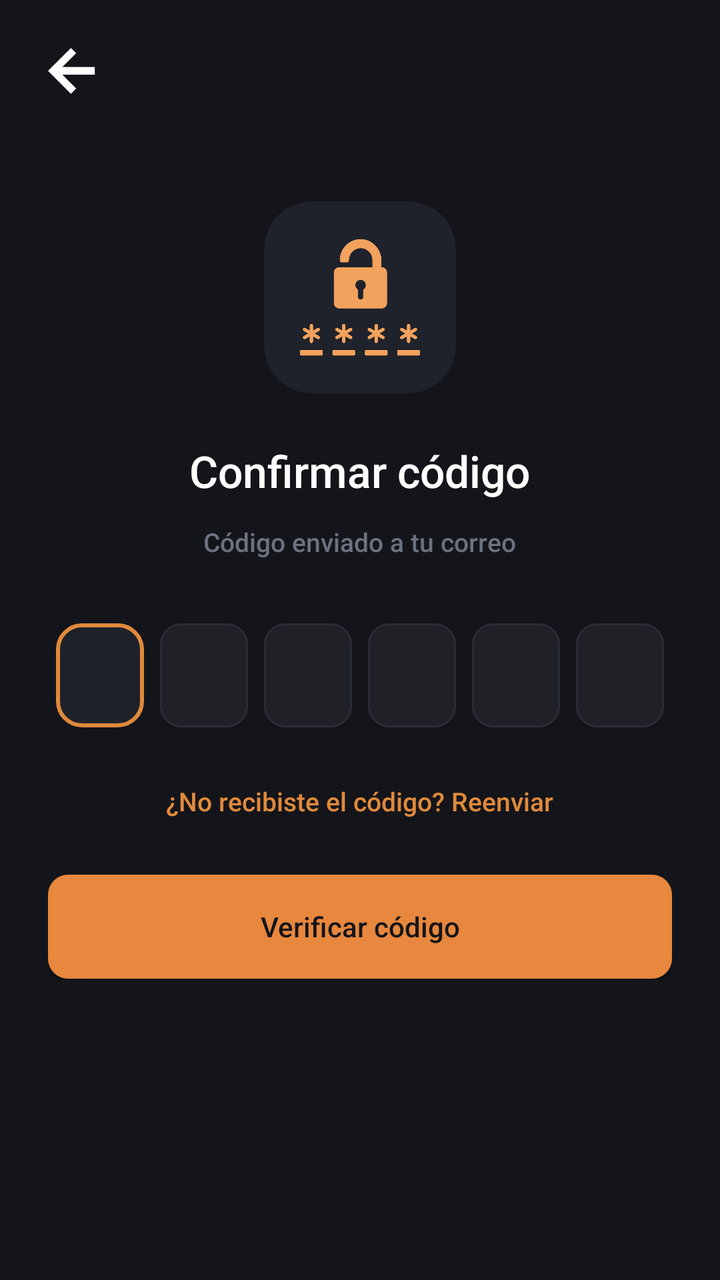
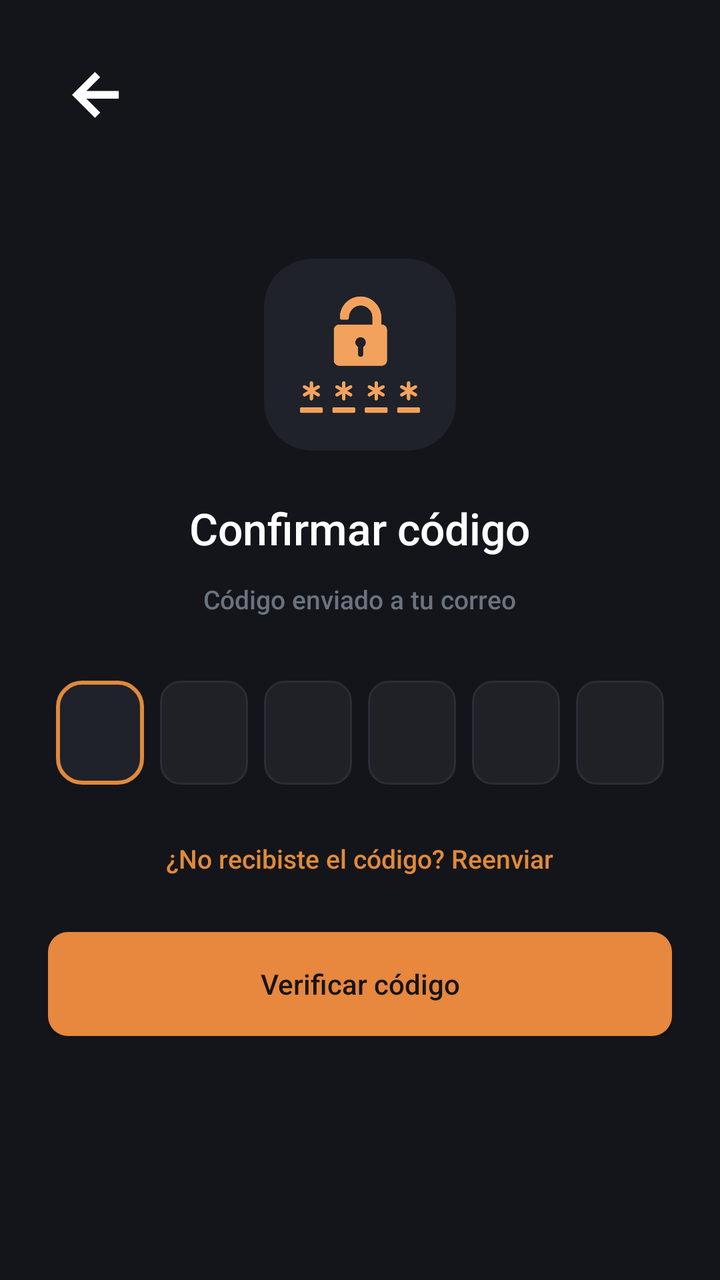

The first picture is an Android layout as it rendered before a commit; the second is the same layout after the commit. The layout source and the unified diff follow.
<!-- AndroidManifest.xml: application theme Theme.MyApplication -->
<!-- res/layout/activity_verify_code.xml -->
<?xml version="1.0" encoding="utf-8"?>
<androidx.constraintlayout.widget.ConstraintLayout xmlns:android="http://schemas.android.com/apk/res/android"
    xmlns:app="http://schemas.android.com/apk/res-auto"
    android:layout_width="match_parent"
    android:layout_height="match_parent"
    android:background="#14151A"
    android:paddingHorizontal="24dp"
    android:paddingTop="24dp"
    android:paddingBottom="36dp">

    
    <ImageView
        android:id="@+id/btnBack"
        android:layout_width="24dp"
        android:layout_height="24dp"
        android:clickable="true"
        android:focusable="true"
        android:src="@drawable/flecha"
        app:layout_constraintStart_toStartOf="parent"
        app:layout_constraintTop_toTopOf="parent"
        app:tint="#FFFFFF" />

    
    <LinearLayout
        android:layout_width="match_parent"
        android:layout_height="wrap_content"
        android:gravity="center_horizontal"
        android:orientation="vertical"
        app:layout_constraintBottom_toBottomOf="parent"
        app:layout_constraintEnd_toEndOf="parent"
        app:layout_constraintStart_toStartOf="parent"
        app:layout_constraintTop_toTopOf="parent"
        app:layout_constraintVertical_bias="0.4">

        
        <com.google.android.material.card.MaterialCardView
            android:layout_width="96dp"
            android:layout_height="96dp"
            app:cardBackgroundColor="#1F222B"
            app:cardCornerRadius="24dp"
            app:cardElevation="0dp"
            app:strokeWidth="0dp">

            <ImageView
                android:layout_width="60dp"
                android:layout_height="60dp"
                android:layout_gravity="center"
                android:contentDescription="Icono de verificación"
                android:src="@drawable/codigo"
                app:tint="#F2A25C" />
        </com.google.android.material.card.MaterialCardView>

        
        <TextView
            android:layout_width="wrap_content"
            android:layout_height="wrap_content"
            android:layout_marginTop="24dp"
            android:fontFamily="sans-serif-medium"
            android:text="Confirmar código"
            android:textColor="#FFFFFF"
            android:textSize="22sp" />

        
        <TextView
            android:id="@+id/tvSubtitleEmail"
            android:layout_width="wrap_content"
            android:layout_height="wrap_content"
            android:layout_marginTop="12dp"
            android:fontFamily="sans-serif-medium"
            android:gravity="center"
            android:text="Código enviado a tu correo"
            android:textColor="#6B7280"
            android:textSize="13sp" />

        
        <LinearLayout
            android:layout_width="wrap_content"
            android:layout_height="wrap_content"
            android:layout_marginTop="32dp"
            android:gravity="center"
            android:orientation="horizontal">

            <EditText
                android:id="@+id/etDigit1"
                android:layout_width="44dp"
                android:layout_height="52dp"
                android:layout_marginHorizontal="4dp"
                android:background="@drawable/bg_security_badge_active"
                android:gravity="center"
                android:inputType="number"
                android:maxLength="1"
                android:textColor="#FFFFFF"
                android:textSize="20sp"
                android:focusable="true"
                android:focusableInTouchMode="true" />

            <EditText
                android:id="@+id/etDigit2"
                android:layout_width="44dp"
                android:layout_height="52dp"
                android:layout_marginHorizontal="4dp"
                android:background="@drawable/bg_security_badge"
                android:gravity="center"
                android:inputType="number"
                android:maxLength="1"
                android:textColor="#FFFFFF"
                android:textSize="20sp" />

            <EditText
                android:id="@+id/etDigit3"
                android:layout_width="44dp"
                android:layout_height="52dp"
                android:layout_marginHorizontal="4dp"
                android:background="@drawable/bg_security_badge"
                android:gravity="center"
                android:inputType="number"
                android:maxLength="1"
                android:textColor="#FFFFFF"
                android:textSize="20sp" />

            <EditText
                android:id="@+id/etDigit4"
                android:layout_width="44dp"
                android:layout_height="52dp"
                android:layout_marginHorizontal="4dp"
                android:background="@drawable/bg_security_badge"
                android:gravity="center"
                android:inputType="number"
                android:maxLength="1"
                android:textColor="#FFFFFF"
                android:textSize="20sp" />

            <EditText
                android:id="@+id/etDigit5"
                android:layout_width="44dp"
                android:layout_height="52dp"
                android:layout_marginHorizontal="4dp"
                android:background="@drawable/bg_security_badge"
                android:gravity="center"
                android:inputType="number"
                android:maxLength="1"
                android:textColor="#FFFFFF"
                android:textSize="20sp" />

            <EditText
                android:id="@+id/etDigit6"
                android:layout_width="44dp"
                android:layout_height="52dp"
                android:layout_marginHorizontal="4dp"
                android:background="@drawable/bg_security_badge"
                android:gravity="center"
                android:inputType="number"
                android:maxLength="1"
                android:textColor="#FFFFFF"
                android:textSize="20sp" />
        </LinearLayout>

        
        <TextView
            android:id="@+id/tvResendCode"
            android:layout_width="wrap_content"
            android:layout_height="wrap_content"
            android:layout_marginTop="28dp"
            android:fontFamily="sans-serif-medium"
            android:text="¿No recibiste el código? Reenviar"
            android:textColor="#E08A3C"
            android:textSize="13sp" />

        
        <androidx.appcompat.widget.AppCompatButton
            android:id="@+id/btnVerifyCode"
            android:layout_width="match_parent"
            android:layout_height="52dp"
            android:layout_marginTop="28dp"
            android:background="@drawable/bg_primary_button"
            android:fontFamily="sans-serif-medium"
            android:text="Verificar código"
            android:textAllCaps="false"
            android:textColor="#14151A"
            android:textSize="14sp"
            app:backgroundTint="@null" />

    </LinearLayout>

</androidx.constraintlayout.widget.ConstraintLayout>
<!-- resources referenced by this layout -->
<resources>
  <!-- drawable bg_primary_button (drawable) -->
  <?xml version="1.0" encoding="utf-8"?>
  <shape xmlns:android="http://schemas.android.com/apk/res/android"
      android:shape="rectangle">
      <corners android:radius="10dp" />
      <solid android:color="#E8873E" />
  </shape>
  <!-- drawable bg_security_badge (drawable) -->
  <?xml version="1.0" encoding="utf-8"?>
  <shape xmlns:android="http://schemas.android.com/apk/res/android"
      android:shape="rectangle">
      <solid android:color="#1F2127" />
      <stroke
          android:width="1dp"
          android:color="#2A2D36" />
      <corners android:radius="10dp" />
  </shape>
  <!-- drawable bg_security_badge_active (drawable) -->
  <?xml version="1.0" encoding="utf-8"?>
  <shape xmlns:android="http://schemas.android.com/apk/res/android"
      android:shape="rectangle">
  
      
      <solid android:color="#1F222A" />
  
      
      <stroke
          android:width="2dp"
          android:color="#E08A3C" />
  
      
      <corners android:radius="12dp" />
  
  </shape>
  <!-- drawable codigo: png bitmap (drawable, 7972 bytes) -->
  <!-- drawable flecha (drawable) -->
  <vector xmlns:android="http://schemas.android.com/apk/res/android"
      android:width="15dp"
      android:height="15dp"
      android:viewportWidth="15"
      android:viewportHeight="15">
    <path
        android:pathData="M7.159,14.318L0,7.159L7.159,-0L8.807,1.633L4.482,5.959H14.616V8.359H4.482L8.807,12.677L7.159,14.318Z"
        android:fillColor="#9A9A9A"/>
  </vector>
  <style name="Theme.MyApplication" parent="Base.Theme.MyApplication" />
  <style name="Base.Theme.MyApplication" parent="Theme.Material3.DayNight.NoActionBar">
          <item name="android:windowBackground">#000000</item>
      </style>
</resources>

<!-- the commit's change to res/layout/activity_verify_code.xml (unified diff, before → after) -->
@@ -1,6 +1,7 @@
 <?xml version="1.0" encoding="utf-8"?>
-<androidx.constraintlayout.widget.ConstraintLayout xmlns:android="http://schemas.android.com/apk/res/android"
+<ScrollView xmlns:android="http://schemas.android.com/apk/res/android"
     xmlns:app="http://schemas.android.com/apk/res-auto"
+    android:fillViewport="true"
     android:layout_width="match_parent"
     android:layout_height="match_parent"
     android:background="#14151A"
@@ -8,178 +9,189 @@
     android:paddingTop="24dp"
     android:paddingBottom="36dp">
 
-    
-    <ImageView
-        android:id="@+id/btnBack"
-        android:layout_width="24dp"
-        android:layout_height="24dp"
-        android:clickable="true"
-        android:focusable="true"
-        android:src="@drawable/flecha"
-        app:layout_constraintStart_toStartOf="parent"
-        app:layout_constraintTop_toTopOf="parent"
-        app:tint="#FFFFFF" />
-
-    
-    <LinearLayout
+    <androidx.constraintlayout.widget.ConstraintLayout
         android:layout_width="match_parent"
-        android:layout_height="wrap_content"
-        android:gravity="center_horizontal"
-        android:orientation="vertical"
-        app:layout_constraintBottom_toBottomOf="parent"
-        app:layout_constraintEnd_toEndOf="parent"
-        app:layout_constraintStart_toStartOf="parent"
-        app:layout_constraintTop_toTopOf="parent"
-        app:layout_constraintVertical_bias="0.4">
-
+        android:layout_height="wrap_content">
         
-        <com.google.android.material.card.MaterialCardView
-            android:layout_width="96dp"
-            android:layout_height="96dp"
-            app:cardBackgroundColor="#1F222B"
-            app:cardCornerRadius="24dp"
-            app:cardElevation="0dp"
-            app:strokeWidth="0dp">
-
-            <ImageView
-                android:layout_width="60dp"
-                android:layout_height="60dp"
-                android:layout_gravity="center"
-                android:contentDescription="Icono de verificación"
-                android:src="@drawable/codigo"
-                app:tint="#F2A25C" />
-        </com.google.android.material.card.MaterialCardView>
-
-        
-        <TextView
-            android:layout_width="wrap_content"
-            android:layout_height="wrap_content"
-            android:layout_marginTop="24dp"
-            android:fontFamily="sans-serif-medium"
-            android:text="Confirmar código"
-            android:textColor="#FFFFFF"
-            android:textSize="22sp" />
-
-        
-        <TextView
-            android:id="@+id/tvSubtitleEmail"
-            android:layout_width="wrap_content"
-            android:layout_height="wrap_content"
-            android:layout_marginTop="12dp"
-            android:fontFamily="sans-serif-medium"
-            android:gravity="center"
-            android:text="Código enviado a tu correo"
-            android:textColor="#6B7280"
-            android:textSize="13sp" />
+        <ImageView
+            android:id="@+id/btnBack"
+            android:layout_width="48dp"
+            android:layout_height="48dp"
+            android:contentDescription="Volver"
+            android:padding="12dp"
+            android:clickable="true"
+            android:focusable="true"
+            android:src="@drawable/flecha"
+            app:layout_constraintStart_toStartOf="parent"
+            app:layout_constraintTop_toTopOf="parent"
+            app:tint="#FFFFFF" />
 
         
         <LinearLayout
-            android:layout_width="wrap_content"
+            android:layout_width="match_parent"
             android:layout_height="wrap_content"
-            android:layout_marginTop="32dp"
-            android:gravity="center"
-            android:orientation="horizontal">
+            android:gravity="center_horizontal"
+            android:orientation="vertical"
+            app:layout_constraintBottom_toBottomOf="parent"
+            app:layout_constraintEnd_toEndOf="parent"
+            app:layout_constraintStart_toStartOf="parent"
+            app:layout_constraintTop_toBottomOf="@id/btnBack"
+            app:layout_constraintVertical_bias="0.4">
 
-            <EditText
-                android:id="@+id/etDigit1"
-                android:layout_width="44dp"
+            
+            <com.google.android.material.card.MaterialCardView
+                android:layout_width="96dp"
+                android:layout_height="96dp"
+                app:cardBackgroundColor="#1F222B"
+                app:cardCornerRadius="24dp"
+                app:cardElevation="0dp"
+                app:strokeWidth="0dp">
+
+                <ImageView
+                    android:layout_width="60dp"
+                    android:layout_height="60dp"
+                    android:layout_gravity="center"
+                    android:contentDescription="Icono de verificación"
+                    android:src="@drawable/codigo"
+                    app:tint="#F2A25C" />
+            </com.google.android.material.card.MaterialCardView>
+
+            
+            <TextView
+                android:layout_width="wrap_content"
+                android:layout_height="wrap_content"
+                android:layout_marginTop="24dp"
+                android:fontFamily="sans-serif-medium"
+                android:text="Confirmar código"
+                android:textColor="#FFFFFF"
+                android:textSize="22sp" />
+
+            
+            <TextView
+                android:id="@+id/tvSubtitleEmail"
+                android:layout_width="wrap_content"
+                android:layout_height="wrap_content"
+                android:layout_marginTop="12dp"
+                android:fontFamily="sans-serif-medium"
+                android:gravity="center"
+                android:text="Código enviado a tu correo"
+                android:textColor="#6B7280"
+                android:textSize="13sp" />
+
+            
+            <LinearLayout
+                android:layout_width="match_parent"
+                android:layout_height="wrap_content"
+                android:layout_marginTop="32dp"
+                android:gravity="center"
+                android:orientation="horizontal">
+
+                <EditText
+                    android:id="@+id/etDigit1"
+                    android:layout_width="0dp"
+                    android:layout_weight="1"
+                    android:layout_height="52dp"
+                    android:layout_marginHorizontal="4dp"
+                    android:background="@drawable/bg_security_badge_active"
+                    android:gravity="center"
+                    android:inputType="number"
+                    android:maxLength="1"
+                    android:textColor="#FFFFFF"
+                    android:textSize="20sp"
+                    android:focusable="true"
+                    android:focusableInTouchMode="true" />
+
+                <EditText
+                    android:id="@+id/etDigit2"
+                    android:layout_width="0dp"
+                    android:layout_weight="1"
+                    android:layout_height="52dp"
+                    android:layout_marginHorizontal="4dp"
+                    android:background="@drawable/bg_security_badge"
+                    android:gravity="center"
+                    android:inputType="number"
+                    android:maxLength="1"
+                    android:textColor="#FFFFFF"
+                    android:textSize="20sp" />
+
+                <EditText
+                    android:id="@+id/etDigit3"
+                    android:layout_width="0dp"
+                    android:layout_weight="1"
+                    android:layout_height="52dp"
+                    android:layout_marginHorizontal="4dp"
+                    android:background="@drawable/bg_security_badge"
+                    android:gravity="center"
+                    android:inputType="number"
+                    android:maxLength="1"
+                    android:textColor="#FFFFFF"
+                    android:textSize="20sp" />
+
+                <EditText
+                    android:id="@+id/etDigit4"
+                    android:layout_width="0dp"
+                    android:layout_weight="1"
+                    android:layout_height="52dp"
+                    android:layout_marginHorizontal="4dp"
+                    android:background="@drawable/bg_security_badge"
+                    android:gravity="center"
+                    android:inputType="number"
+                    android:maxLength="1"
+                    android:textColor="#FFFFFF"
+                    android:textSize="20sp" />
+
+                <EditText
+                    android:id="@+id/etDigit5"
+                    android:layout_width="0dp"
+                    android:layout_weight="1"
+                    android:layout_height="52dp"
+                    android:layout_marginHorizontal="4dp"
+                    android:background="@drawable/bg_security_badge"
+                    android:gravity="center"
+                    android:inputType="number"
+                    android:maxLength="1"
+                    android:textColor="#FFFFFF"
+                    android:textSize="20sp" />
+
+                <EditText
+                    android:id="@+id/etDigit6"
+                    android:layout_width="0dp"
+                    android:layout_weight="1"
+                    android:layout_height="52dp"
+                    android:layout_marginHorizontal="4dp"
+                    android:background="@drawable/bg_security_badge"
+                    android:gravity="center"
+                    android:inputType="number"
+                    android:maxLength="1"
+                    android:textColor="#FFFFFF"
+                    android:textSize="20sp" />
+            </LinearLayout>
+
+            
+            <TextView
+                android:id="@+id/tvResendCode"
+                android:layout_width="wrap_content"
+                android:layout_height="wrap_content"
+                android:layout_marginTop="28dp"
+                android:fontFamily="sans-serif-medium"
+                android:text="¿No recibiste el código? Reenviar"
+                android:textColor="#E08A3C"
+                android:textSize="13sp" />
+
+            
+            <androidx.appcompat.widget.AppCompatButton
+                android:id="@+id/btnVerifyCode"
+                android:layout_width="match_parent"
                 android:layout_height="52dp"
-                android:layout_marginHorizontal="4dp"
-                android:background="@drawable/bg_security_badge_active"
-                android:gravity="center"
-                android:inputType="number"
-                android:maxLength="1"
-                android:textColor="#FFFFFF"
-                android:textSize="20sp"
-                android:focusable="true"
-                android:focusableInTouchMode="true" />
+                android:layout_marginTop="28dp"
+                android:background="@drawable/bg_primary_button"
+                android:fontFamily="sans-serif-medium"
+                android:text="Verificar código"
+                android:textAllCaps="false"
+                android:textColor="#14151A"
+                android:textSize="14sp"
+                app:backgroundTint="@null" />
 
-            <EditText
-                android:id="@+id/etDigit2"
-                android:layout_width="44dp"
-                android:layout_height="52dp"
-                android:layout_marginHorizontal="4dp"
-                android:background="@drawable/bg_security_badge"
-                android:gravity="center"
-                android:inputType="number"
-                android:maxLength="1"
-                android:textColor="#FFFFFF"
-                android:textSize="20sp" />
-
-            <EditText
-                android:id="@+id/etDigit3"
-                android:layout_width="44dp"
-                android:layout_height="52dp"
-                android:layout_marginHorizontal="4dp"
-                android:background="@drawable/bg_security_badge"
-                android:gravity="center"
-                android:inputType="number"
-                android:maxLength="1"
-                android:textColor="#FFFFFF"
-                android:textSize="20sp" />
-
-            <EditText
-                android:id="@+id/etDigit4"
-                android:layout_width="44dp"
-                android:layout_height="52dp"
-                android:layout_marginHorizontal="4dp"
-                android:background="@drawable/bg_security_badge"
-                android:gravity="center"
-                android:inputType="number"
-                android:maxLength="1"
-                android:textColor="#FFFFFF"
-                android:textSize="20sp" />
-
-            <EditText
-                android:id="@+id/etDigit5"
-                android:layout_width="44dp"
-                android:layout_height="52dp"
-                android:layout_marginHorizontal="4dp"
-                android:background="@drawable/bg_security_badge"
-                android:gravity="center"
-                android:inputType="number"
-                android:maxLength="1"
-                android:textColor="#FFFFFF"
-                android:textSize="20sp" />
-
-            <EditText
-                android:id="@+id/etDigit6"
-                android:layout_width="44dp"
-                android:layout_height="52dp"
-                android:layout_marginHorizontal="4dp"
-                android:background="@drawable/bg_security_badge"
-                android:gravity="center"
-                android:inputType="number"
-                android:maxLength="1"
-                android:textColor="#FFFFFF"
-                android:textSize="20sp" />
         </LinearLayout>
-
-        
-        <TextView
-            android:id="@+id/tvResendCode"
-            android:layout_width="wrap_content"
-            android:layout_height="wrap_content"
-            android:layout_marginTop="28dp"
-            android:fontFamily="sans-serif-medium"
-            android:text="¿No recibiste el código? Reenviar"
-            android:textColor="#E08A3C"
-            android:textSize="13sp" />
-
-        
-        <androidx.appcompat.widget.AppCompatButton
-            android:id="@+id/btnVerifyCode"
-            android:layout_width="match_parent"
-            android:layout_height="52dp"
-            android:layout_marginTop="28dp"
-            android:background="@drawable/bg_primary_button"
-            android:fontFamily="sans-serif-medium"
-            android:text="Verificar código"
-            android:textAllCaps="false"
-            android:textColor="#14151A"
-            android:textSize="14sp"
-            app:backgroundTint="@null" />
-
-    </LinearLayout>
-
-</androidx.constraintlayout.widget.ConstraintLayout>
+    </androidx.constraintlayout.widget.ConstraintLayout>
+</ScrollView>
